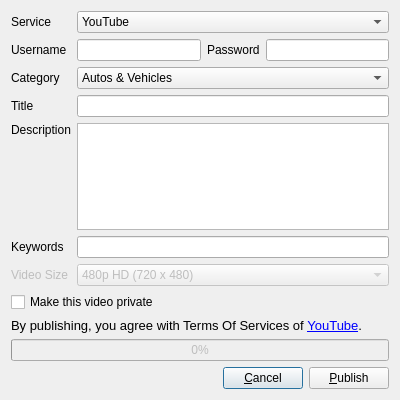
First picture: the form in src/Gui/ShareOnInternet.ui, repository kenshin1991/libishare, before the edit.
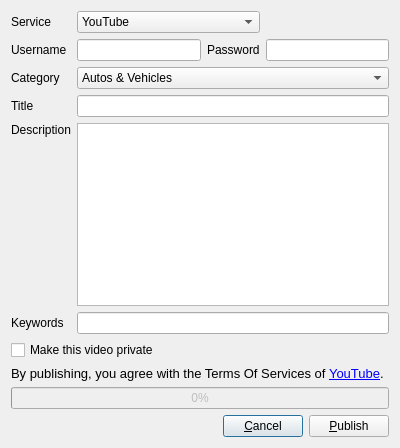
Second picture: the form after the edit. Icons and pictures are not drawn.

Commit message: Updated dialog box

The edit to the form file:
```diff
--- a/src/Gui/ShareOnInternet.ui
+++ b/src/Gui/ShareOnInternet.ui
@@ -7,7 +7,7 @@
     <x>0</x>
     <y>0</y>
     <width>400</width>
-    <height>400</height>
+    <height>448</height>
    </rect>
   </property>
   <property name="minimumSize">
@@ -28,6 +28,17 @@
   <property name="sizeGripEnabled">
    <bool>false</bool>
   </property>
+  <layout class="QGridLayout" name="gridLayout_3">
+   <item row="0" column="0">
+    <widget class="QWidget" name="mainPanel" native="true">
+     <property name="enabled">
+      <bool>true</bool>
+     </property>
+     <layout class="QGridLayout" name="gridLayout_2">
+      <property name="margin">
+       <number>0</number>
+      </property>
+      <item row="0" column="0">
   <layout class="QGridLayout" name="gridLayout">
    <item row="0" column="0">
     <widget class="QLabel" name="label_8">
@@ -36,21 +47,15 @@
      </property>
     </widget>
    </item>
-   <item row="0" column="1" colspan="3">
+        <item row="0" column="1" colspan="2">
     <widget class="QComboBox" name="serviceBox">
      <item>
       <property name="text">
        <string>YouTube</string>
       </property>
-     </item>
-     <item>
-      <property name="text">
-       <string>Vimeo</string>
-      </property>
-     </item>
-     <item>
-      <property name="text">
-       <string>Justin.tv</string>
+           <property name="icon">
+            <iconset resource="../../../resources.qrc">
+             <normaloff>:/images/youtube</normaloff>:/images/youtube</iconset>
       </property>
      </item>
     </widget>
@@ -205,64 +210,7 @@
    <item row="5" column="1" colspan="3">
     <widget class="QLineEdit" name="keywords"/>
    </item>
-   <item row="6" column="0">
-    <widget class="QLabel" name="label_7">
-     <property name="enabled">
-      <bool>false</bool>
-     </property>
-     <property name="text">
-      <string>Video Size</string>
-     </property>
-    </widget>
-   </item>
-   <item row="6" column="1" colspan="3">
-    <widget class="QComboBox" name="videoSize">
-     <property name="enabled">
-      <bool>false</bool>
-     </property>
-     <item>
-      <property name="text">
-       <string>480p HD (720 x 480)</string>
-      </property>
-     </item>
-     <item>
-      <property name="text">
-       <string>720p HD (1280 x 720)</string>
-      </property>
-     </item>
-     <item>
-      <property name="text">
-       <string>1080p HD (1920, 1080)</string>
-      </property>
-     </item>
-     <item>
-      <property name="text">
-       <string>Small (480 x 272)</string>
-      </property>
-     </item>
-     <item>
-      <property name="text">
-       <string>VGA (640 x 480)</string>
-      </property>
-     </item>
-     <item>
-      <property name="text">
-       <string>SVGA (800 x 600)</string>
-      </property>
-     </item>
-     <item>
-      <property name="text">
-       <string>Large (960 x 540)</string>
-      </property>
-     </item>
-     <item>
-      <property name="text">
-       <string>XGA (1024 x 768)</string>
-      </property>
-     </item>
-    </widget>
-   </item>
-   <item row="7" column="0" colspan="2">
+        <item row="6" column="0" colspan="3">
     <widget class="QCheckBox" name="videoPrivacy">
      <property name="text">
       <string>Make this video private</string>
@@ -272,14 +220,14 @@
      </property>
     </widget>
    </item>
-   <item row="8" column="0" colspan="4">
+        <item row="7" column="0" colspan="4">
     <widget class="QLabel" name="label_9">
      <property name="text">
       <string>&lt;!DOCTYPE HTML PUBLIC &quot;-//W3C//DTD HTML 4.0//EN&quot; &quot;http://www.w3.org/TR/REC-html40/strict.dtd&quot;&gt;
 &lt;html&gt;&lt;head&gt;&lt;meta name=&quot;qrichtext&quot; content=&quot;1&quot; /&gt;&lt;style type=&quot;text/css&quot;&gt;
 p, li { white-space: pre-wrap; }
 &lt;/style&gt;&lt;/head&gt;&lt;body style=&quot; font-family:'Sans'; font-size:10pt; font-weight:400; font-style:normal;&quot;&gt;
-&lt;p align=&quot;justify&quot; style=&quot; margin-top:0px; margin-bottom:0px; margin-left:0px; margin-right:0px; -qt-block-indent:0; text-indent:0px;&quot;&gt;By publishing, you agree with Terms Of Services of &lt;a href=&quot;http://code.google.com/apis/youtube/terms.html&quot;&gt;&lt;span style=&quot; text-decoration: underline; color:#0000ff;&quot;&gt;YouTube&lt;/span&gt;&lt;/a&gt;.&lt;/p&gt;&lt;/body&gt;&lt;/html&gt;</string>
+&lt;p align=&quot;justify&quot; style=&quot; margin-top:0px; margin-bottom:0px; margin-left:0px; margin-right:0px; -qt-block-indent:0; text-indent:0px;&quot;&gt;By publishing, you agree with the Terms Of Services of &lt;a href=&quot;http://code.google.com/apis/youtube/terms.html&quot;&gt;&lt;span style=&quot; text-decoration: underline; color:#0000ff;&quot;&gt;YouTube&lt;/span&gt;&lt;/a&gt;.&lt;/p&gt;&lt;/body&gt;&lt;/html&gt;</string>
      </property>
      <property name="textFormat">
       <enum>Qt::RichText</enum>
@@ -292,7 +240,12 @@
      </property>
     </widget>
    </item>
-   <item row="9" column="0" colspan="4">
+       </layout>
+      </item>
+     </layout>
+    </widget>
+   </item>
+   <item row="1" column="0">
     <widget class="QProgressBar" name="progressBar">
      <property name="enabled">
       <bool>false</bool>
@@ -320,7 +273,7 @@
      </property>
     </widget>
    </item>
-   <item row="10" column="0" colspan="4">
+   <item row="2" column="0">
     <layout class="QHBoxLayout" name="horizontalLayout">
      <item>
       <widget class="QLabel" name="statusLabel">
```
Left out of the diff: 4 changed lines with no effect on the pictures. Lines whose indentation alone changed are shown as unchanged. The commit also changes 2 other files.
